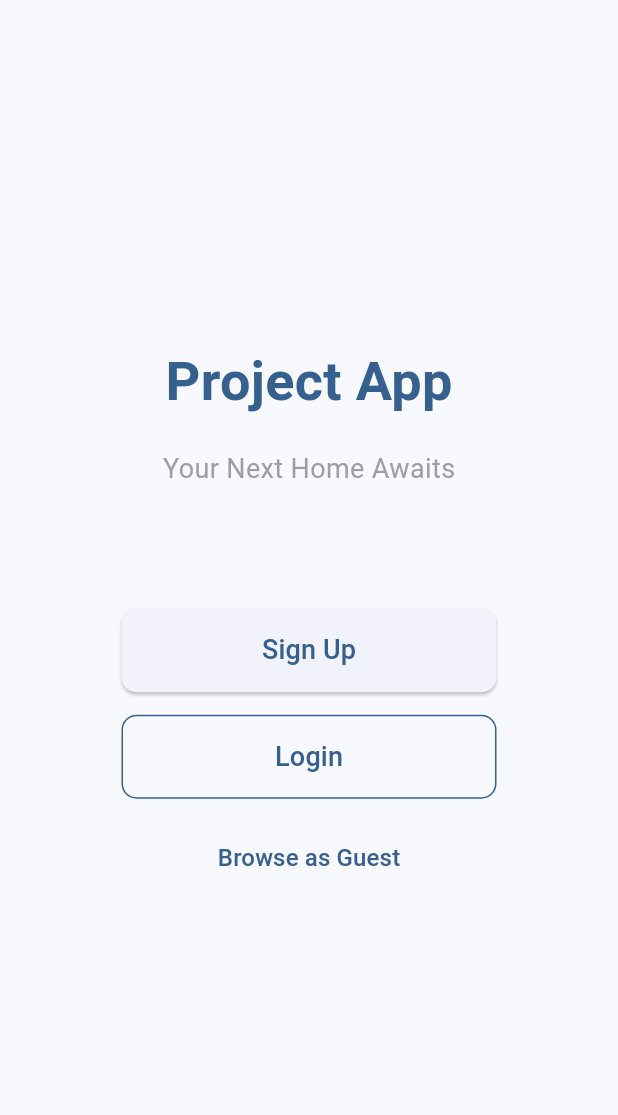
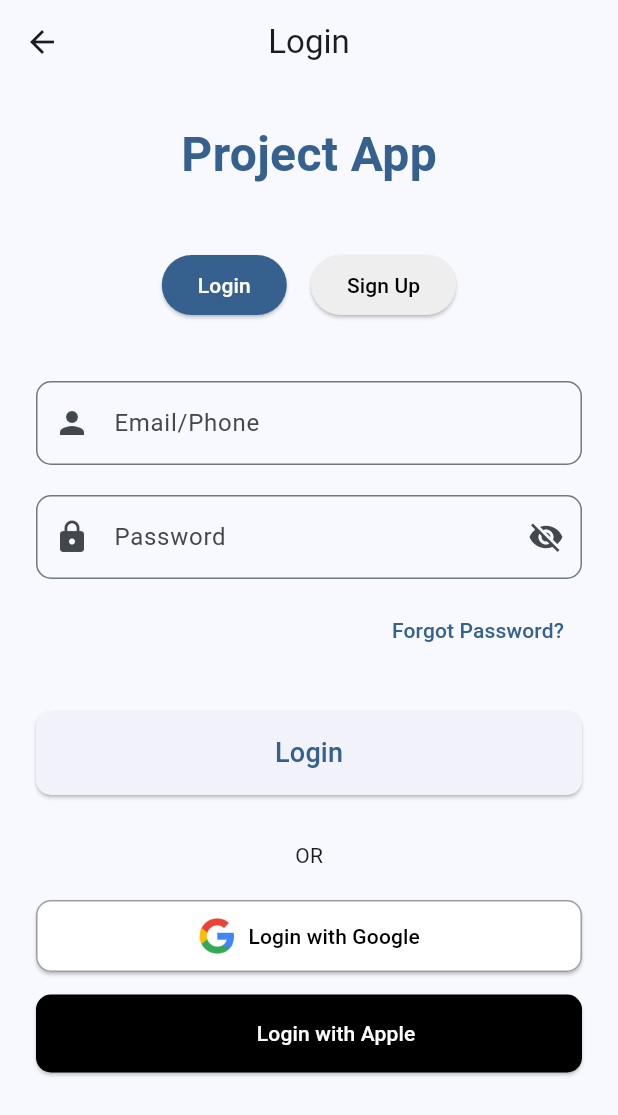
Before and after one commit to iam-joze/recessproject, a Flutter app: the screen it shows after launch, after a tap on "Sign Up", on a phone screen of 412 x 824 dp. Shown: the top 1115 px of the screen. Run offline on Flutter 3.47's test engine with Material 3 defaults, Android fonts, the phone set to English and light mode, and no system bars.

Commit message:
foundation and enduser onboarding

```diff
--- /dev/null
+++ b/lib/screens/auth_screen.dart
@@ -0,0 +1,302 @@
+import 'package:flutter/material.dart';
+
+class AuthScreen extends StatefulWidget {
+  const AuthScreen({super.key});
+
+  @override
+  State<AuthScreen> createState() => _AuthScreenState();
+}
+
+class _AuthScreenState extends State<AuthScreen> {
+  // We'll use this to toggle between Login and Signup
+  bool _isLogin = true; // true for Login, false for Signup
+
+  // Controllers for text fields
+  final TextEditingController _emailController = TextEditingController();
+  final TextEditingController _passwordController = TextEditingController();
+  final TextEditingController _confirmPasswordController = TextEditingController();
+
+  // For the Tenant/Landlord toggle on Signup
+  bool _isTenant = true; // true for Tenant, false for Landlord
+
+  @override
+  void dispose() {
+    _emailController.dispose();
+    _passwordController.dispose();
+    _confirmPasswordController.dispose();
+    super.dispose();
+  }
+
+  @override
+  Widget build(BuildContext context) {
+    return Scaffold(
+      appBar: AppBar(
+        title: Text(_isLogin ? 'Login' : 'Sign Up'),
+        centerTitle: true,
+      ),
+      body: SingleChildScrollView( // Allows the content to scroll if it exceeds screen height
+        padding: const EdgeInsets.all(24.0),
+        child: Column(
+          crossAxisAlignment: CrossAxisAlignment.stretch, // Stretch children horizontally
+          children: [
+            // App Logo/Name
+            Center(
+              child: Text(
+                'Project App',
+                style: TextStyle(
+                  fontSize: 32,
+                  fontWeight: FontWeight.bold,
+                  color: Theme.of(context).primaryColor,
+                ),
+              ),
+            ),
+            const SizedBox(height: 40),
+
+            // Login/Signup Toggle Buttons
+            Row(
+              mainAxisAlignment: MainAxisAlignment.center,
+              children: [
+                ElevatedButton(
+                  onPressed: () {
+                    setState(() {
+                      _isLogin = true;
+                    });
+                  },
+                  style: ElevatedButton.styleFrom(
+                    backgroundColor: _isLogin ? Theme.of(context).primaryColor : Colors.grey[200],
+                    foregroundColor: _isLogin ? Colors.white : Colors.black,
+                  ),
+                  child: const Text('Login'),
+                ),
+                const SizedBox(width: 16),
+                ElevatedButton(
+                  onPressed: () {
+                    setState(() {
+                      _isLogin = false;
+                    });
+                  },
+                  style: ElevatedButton.styleFrom(
+                    backgroundColor: !_isLogin ? Theme.of(context).primaryColor : Colors.grey[200],
+                    foregroundColor: !_isLogin ? Colors.white : Colors.black,
+                  ),
+                  child: const Text('Sign Up'),
+                ),
+              ],
+            ),
+            const SizedBox(height: 40),
+
+            // Conditional rendering based on _isLogin
+            _isLogin ? _buildLoginForm(context) : _buildSignupForm(context),
+
+            // Social Login Buttons (for both Login and Signup)
+            const SizedBox(height: 30),
+            const Center(child: Text('OR')),
+            const SizedBox(height: 20),
+            ElevatedButton.icon(
+              onPressed: () {
+                // TODO: Implement Login/Signup with Google
+                print('Login with Google');
+              },
+              icon: Image.asset('assets/google_logo.png', height: 24.0), // Placeholder for Google logo
+              label: const Text('Login with Google'),
+              style: ElevatedButton.styleFrom(
+                padding: const EdgeInsets.symmetric(vertical: 12),
+                backgroundColor: Colors.white,
+                foregroundColor: Colors.black,
+                shape: RoundedRectangleBorder(
+                  borderRadius: BorderRadius.circular(10),
+                  side: const BorderSide(color: Colors.grey),
+                ),
+              ),
+            ),
+            const SizedBox(height: 15),
+            ElevatedButton.icon(
+              onPressed: () {
+                // TODO: Implement Login/Signup with Apple
+                print('Login with Apple');
+              },
+              icon: Icon(Icons.apple, color: Colors.black, size: 28), // Apple icon
+              label: const Text('Login with Apple'),
+              style: ElevatedButton.styleFrom(
+                padding: const EdgeInsets.symmetric(vertical: 12),
+                backgroundColor: Colors.black,
+                foregroundColor: Colors.white,
+                shape: RoundedRectangleBorder(
+                  borderRadius: BorderRadius.circular(10),
+                ),
+              ),
+            ),
+          ],
+        ),
+      ),
+    );
+  }
+
+  Widget _buildLoginForm(BuildContext context) {
+    return Column(
+      children: [
+        TextField(
+          controller: _emailController,
+          decoration: InputDecoration(
+            labelText: 'Email/Phone',
+            border: OutlineInputBorder(borderRadius: BorderRadius.circular(10)),
+            prefixIcon: const Icon(Icons.person),
+          ),
+          keyboardType: TextInputType.emailAddress,
+        ),
+        const SizedBox(height: 20),
+        TextField(
+          controller: _passwordController,
+          decoration: InputDecoration(
+            labelText: 'Password',
+            border: OutlineInputBorder(borderRadius: BorderRadius.circular(10)),
+            prefixIcon: const Icon(Icons.lock),
+            suffixIcon: const Icon(Icons.visibility_off), // Toggle visibility
+          ),
+          obscureText: true, // Hide password
+        ),
+        const SizedBox(height: 10),
+        Align(
+          alignment: Alignment.centerRight,
+          child: TextButton(
+            onPressed: () {
+              // TODO: Navigate to Forgot Password screen
+              print('Forgot Password?');
+            },
+            child: const Text('Forgot Password?'),
+          ),
+        ),
+        const SizedBox(height: 30),
+        SizedBox(
+          width: double.infinity,
+          child: ElevatedButton(
+            onPressed: () {
+              // TODO: Implement Login logic
+              print('Login button pressed');
+              print('Email: ${_emailController.text}');
+              print('Password: ${_passwordController.text}');
+            },
+            style: ElevatedButton.styleFrom(
+              padding: const EdgeInsets.symmetric(vertical: 15),
+              shape: RoundedRectangleBorder(
+                borderRadius: BorderRadius.circular(10),
+              ),
+            ),
+            child: const Text('Login', style: TextStyle(fontSize: 18)),
+          ),
+        ),
+      ],
+    );
+  }
+
+  Widget _buildSignupForm(BuildContext context) {
+    return Column(
+      children: [
+        // Tenant/Landlord Toggle
+        Row(
+          children: [
+            Expanded(
+              child: RadioListTile<bool>(
+                title: const Text('I am a Tenant'),
+                value: true,
+                groupValue: _isTenant,
+                onChanged: (bool? value) {
+                  setState(() {
+                    _isTenant = value!;
+                  });
+                },
+              ),
+            ),
+            Expanded(
+              child: RadioListTile<bool>(
+                title: const Text('I am a Landlord'),
+                value: false,
+                groupValue: _isTenant,
+                onChanged: (bool? value) {
+                  setState(() {
+                    _isTenant = value!;
+                  });
+                },
+              ),
+            ),
+          ],
+        ),
+        const SizedBox(height: 20),
+        TextField(
+          controller: _emailController,
+          decoration: InputDecoration(
+            labelText: 'Email/Phone',
+            border: OutlineInputBorder(borderRadius: BorderRadius.circular(10)),
+            prefixIcon: const Icon(Icons.person),
+          ),
+          keyboardType: TextInputType.emailAddress,
+        ),
+        const SizedBox(height: 20),
+        TextField(
+          controller: _passwordController,
+          decoration: InputDecoration(
+            labelText: 'Password',
+            border: OutlineInputBorder(borderRadius: BorderRadius.circular(10)),
+            prefixIcon: const Icon(Icons.lock),
+            suffixIcon: const Icon(Icons.visibility_off),
+          ),
+          obscureText: true,
+        ),
+        const SizedBox(height: 20),
+        TextField(
+          controller: _confirmPasswordController,
+          decoration: InputDecoration(
+            labelText: 'Confirm Password',
+            border: OutlineInputBorder(borderRadius: BorderRadius.circular(10)),
+            prefixIcon: const Icon(Icons.lock),
+            suffixIcon: const Icon(Icons.visibility_off),
+          ),
+          obscureText: true,
+        ),
+        const SizedBox(height: 30),
+        SizedBox(
+          width: double.infinity,
+          child: ElevatedButton(
+            onPressed: () {
+              // TODO: Implement Signup logic
+              print('Sign Up button pressed');
+              print('User Type: ${_isTenant ? "Tenant" : "Landlord"}');
+              print('Email: ${_emailController.text}');
+              print('Password: ${_passwordController.text}');
+              print('Confirm Password: ${_confirmPasswordController.text}');
+            },
+            style: ElevatedButton.styleFrom(
+              padding: const EdgeInsets.symmetric(vertical: 15),
+              shape: RoundedRectangleBorder(
+                borderRadius: BorderRadius.circular(10),
+              ),
+            ),
+            child: const Text('Sign Up', style: TextStyle(fontSize: 18)),
+          ),
+        ),
+        const SizedBox(height: 20),
+        // Terms & Conditions and Privacy Policy links
+        Row(
+          mainAxisAlignment: MainAxisAlignment.center,
+          children: [
+            TextButton(
+              onPressed: () {
+                // TODO: Navigate to Terms & Conditions
+                print('Terms & Conditions');
+              },
+              child: const Text('Terms & Conditions'),
+            ),
+            const Text(' | '),
+            TextButton(
+              onPressed: () {
+                // TODO: Navigate to Privacy Policy
+                print('Privacy Policy');
+              },
+              child: const Text('Privacy Policy'),
+            ),
+          ],
+        ),
+      ],
+    );
+  }
+}
--- a/lib/screens/splash_screen.dart
+++ b/lib/screens/splash_screen.dart
@@ -1,4 +1,5 @@
 import 'package:flutter/material.dart';
+import 'package:project/screens/auth_screen.dart';
 
 class SplashScreen extends StatelessWidget {
   const SplashScreen({super.key});
@@ -35,8 +36,13 @@ class SplashScreen extends StatelessWidget {
               width: 250, // Fixed width for the button
               child: ElevatedButton(
                 onPressed: () {
-                  // TODO: Navigate to Signup/Login Screen
-                  print('Sign Up pressed');
+                  // Navigate to AuthScreen
+                  Navigator.push(
+                    context,
+                    MaterialPageRoute(
+                      builder: (context) => const AuthScreen(),
+                    ),
+                  );
                 },
                 style: ElevatedButton.styleFrom(
                   padding: const EdgeInsets.symmetric(vertical: 15),
@@ -57,8 +63,13 @@ class SplashScreen extends StatelessWidget {
               width: 250, // Fixed width for the button
               child: OutlinedButton(
                 onPressed: () {
-                  // TODO: Navigate to Login Screen
-                  print('Login pressed');
+                  // Navigate to AuthScreen (both Login and Signup buttons go to the same AuthScreen)
+                  Navigator.push(
+                    context,
+                    MaterialPageRoute(
+                      builder: (context) => const AuthScreen(),
+                    ),
+                  );
                 },
                 style: OutlinedButton.styleFrom(
                   padding: const EdgeInsets.symmetric(vertical: 15),
@@ -81,7 +92,14 @@ class SplashScreen extends StatelessWidget {
             // Optional "Browse as Guest" button
             TextButton(
               onPressed: () {
-                // TODO: Navigate to Home Screen as guest
+                // TODO: For now, this will also navigate to AuthScreen for simplicity,
+                // but later it will go to the Home Screen (Tenant View) without login.
+                Navigator.push(
+                    context,
+                    MaterialPageRoute(
+                      builder: (context) => const AuthScreen(), // Temporarily
+                    ),
+                  );
                 print('Browse as Guest pressed');
               },
               child: const Text(
--- a/pubspec.yaml
+++ b/pubspec.yaml
@@ -58,7 +58,8 @@ flutter:
   uses-material-design: true
 
   # To add assets to your application, add an assets section, like this:
-  # assets:
+  assets:
+    - assets/google_logo.png
   #   - images/a_dot_burr.jpeg
   #   - images/a_dot_ham.jpeg
 
```
Also changed, not shown: assets/google_logo.png (added).
